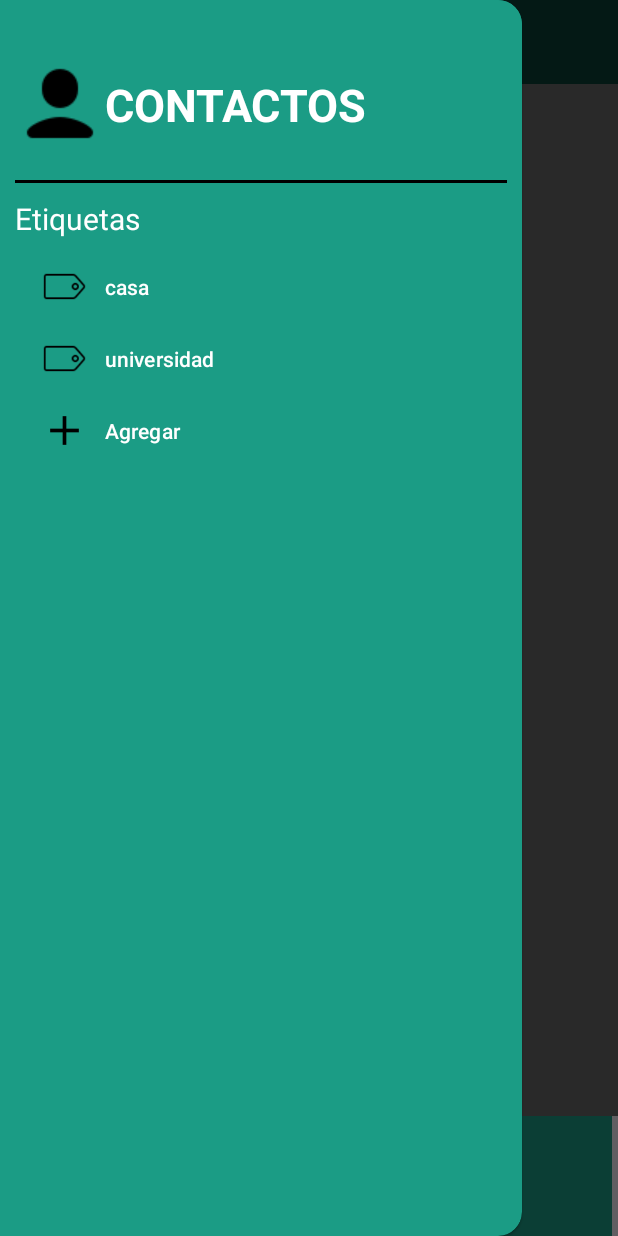
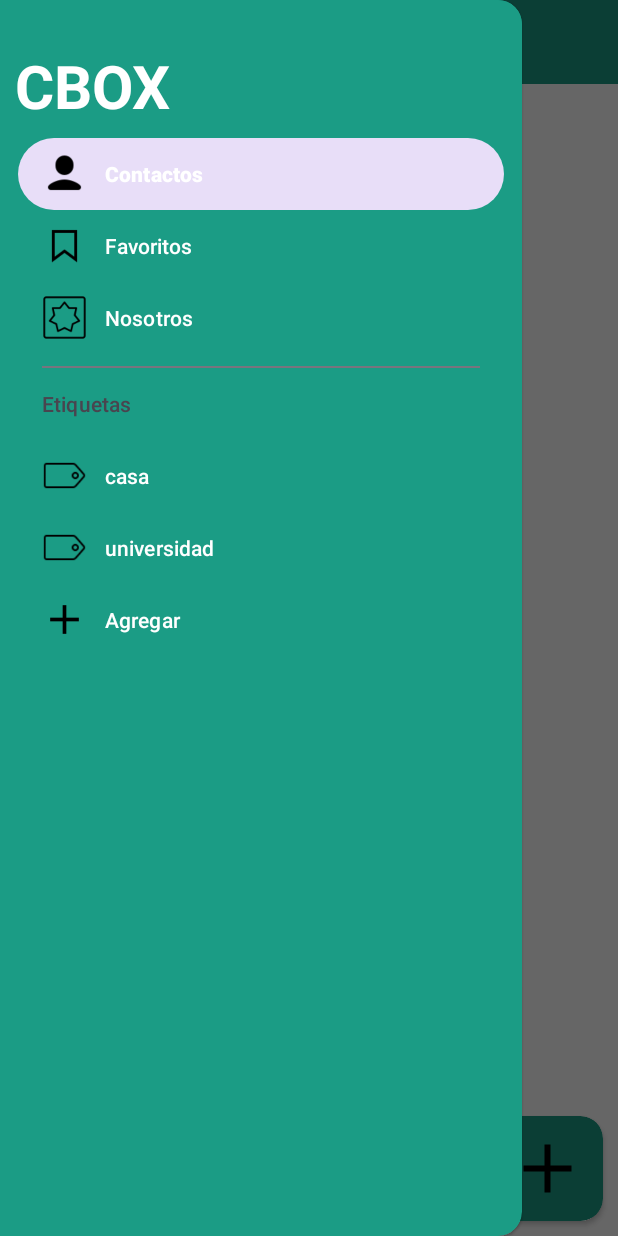
Before and after one commit to kevinmolinadev/gestor-de-contactos, an Android app: the screen it shows after launch (MainActivity), with the side drawer open, on a phone screen of 412 x 824 dp. Run offline under Robolectric (Android 15) with nearby library versions, the phone set to English and light mode, and no system bars.

Commit message:
Mejoras y refactorizacion de las pantallas

```diff
--- a/app/src/main/java/com/example/gestorcontactos/MainActivity.java
+++ b/app/src/main/java/com/example/gestorcontactos/MainActivity.java
@@ -24,10 +24,10 @@ import com.example.gestorcontactos.Pantallas.tag;
 import com.google.android.material.bottomnavigation.BottomNavigationView;
 import com.google.android.material.navigation.NavigationView;
 
-public class MainActivity extends AppCompatActivity implements SearchView.OnQueryTextListener{
+public class MainActivity extends AppCompatActivity implements SearchView.OnQueryTextListener, NavigationView.OnNavigationItemSelectedListener{
     DrawerLayout drawerLayout;
     NavigationView navigationView;
-    BottomNavigationView bottomNavigationView;
+    //BottomNavigationView bottomNavigationView;
     Toolbar toolbar;
     SearchView search;
 
@@ -39,7 +39,7 @@ public class MainActivity extends AppCompatActivity implements SearchView.OnQuer
         busqueda();
     }
     public void Inicio() {
-        bottomNavigationView = findViewById(R.id.bottomNavigationView);
+        //bottomNavigationView = findViewById(R.id.bottomNavigationView);
         drawerLayout = findViewById(R.id.drawer_layout);
         navigationView = findViewById(R.id.nav_view);
         toolbar = findViewById(R.id.toolbar);
@@ -48,9 +48,11 @@ public class MainActivity extends AppCompatActivity implements SearchView.OnQuer
                 R.string.close);
         drawerLayout.addDrawerListener(toggle);
         toggle.syncState();
-
+        navigationView.setNavigationItemSelectedListener(this);
         replaceFragment(new contactos());
-        bottomNavigationView.setOnItemSelectedListener(item -> {
+        navigationView.setCheckedItem(R.id.contact);
+        //replaceFragment(new contactos());
+        /*bottomNavigationView.setOnItemSelectedListener(item -> {
             int itemId = item.getItemId();
             if (itemId == R.id.contact) {
                 replaceFragment(new contactos());
@@ -58,10 +60,28 @@ public class MainActivity extends AppCompatActivity implements SearchView.OnQuer
                 replaceFragment(new favorite());
             }
             return true;
-        });
+        });*/
     }
-    /*getSupportFragmentManager().beginTransaction().replace(R.id.drawer_layout, new tag()).commit();
-            navigationView.setCheckedItem(R.id.casa);*/
+    @Override
+    public boolean onNavigationItemSelected(@NonNull MenuItem item) {
+        int itemId = item.getItemId();
+        if (itemId == R.id.contact) {
+            replaceFragment(new contactos());
+        } else if (itemId == R.id.favorite) {
+            getSupportFragmentManager().beginTransaction().replace(R.id.fragment_container, new favorite()).commit();
+        } else if (itemId == R.id.about_us) {
+            getSupportFragmentManager().beginTransaction().replace(R.id.fragment_container, new about_us()).commit();
+        } else if (itemId == R.id.casa) {
+            Toast.makeText(this, "Casa", Toast.LENGTH_SHORT).show();
+        } else if (itemId == R.id.universidad) {
+            Toast.makeText(this, "Universidad", Toast.LENGTH_SHORT).show();
+        } else if (itemId == R.id.add_tag) {
+            getSupportFragmentManager().beginTransaction().replace(R.id.drawer_layout, new tag()).commit();
+        }
+        drawerLayout.closeDrawer(GravityCompat.START);
+        return true;
+    }
+
     private void replaceFragment(Fragment fragment) {
         FragmentManager fragmentManager = getSupportFragmentManager();
         FragmentTransaction fragmentTransaction = fragmentManager.beginTransaction();
@@ -76,7 +96,7 @@ public class MainActivity extends AppCompatActivity implements SearchView.OnQuer
 
     @Override
     public boolean onQueryTextSubmit(String query) {
-        System.out.println("Texto de búsqueda: " + query);
+        Toast.makeText(this, query, Toast.LENGTH_SHORT).show();
         return true;
     }
 
@@ -89,6 +109,12 @@ public class MainActivity extends AppCompatActivity implements SearchView.OnQuer
         Fragment fragment = getSupportFragmentManager().findFragmentById(R.id.drawer_layout);
         if (fragment != null) {
             getSupportFragmentManager().beginTransaction().remove(fragment).commit();
+            replaceFragment(new contactos());
+            navigationView.setCheckedItem(R.id.contact);
+
         }
     }
+    public void add_contact(View view){
+        Toast.makeText(this, "Agregar contacto", Toast.LENGTH_SHORT).show();
+    }
 }
--- a/app/src/main/res/layout/activity_main.xml
+++ b/app/src/main/res/layout/activity_main.xml
@@ -8,6 +8,7 @@
     android:id="@+id/drawer_layout"
     android:fitsSystemWindows="true"
     tools:openDrawer="start"
+    android:background="@color/white"
     tools:context=".MainActivity">
 
     <LinearLayout
@@ -40,8 +41,24 @@
             android:id="@+id/fragment_container"
             android:layout_width="match_parent"
             android:background="@color/white"
-            android:layout_height="match_parent"/>
-
+            android:layout_weight="1"
+            android:layout_height="0dp">
+        </FrameLayout>
+        <androidx.cardview.widget.CardView
+            android:layout_width="wrap_content"
+            android:layout_height="wrap_content"
+            android:backgroundTint="@color/bg"
+            android:layout_gravity="end"
+            android:layout_marginRight="10dp"
+            android:layout_marginBottom="10dp"
+            app:cardCornerRadius="15dp">
+            <ImageButton
+                android:layout_width="wrap_content"
+                android:layout_height="wrap_content"
+                android:backgroundTint="@color/bg"
+                android:onClick="add_contact"
+                app:srcCompat="@drawable/agregar" />
+        </androidx.cardview.widget.CardView>
     </LinearLayout>
 
     <com.google.android.material.navigation.NavigationView
@@ -56,7 +73,7 @@
         app:itemIconSize="30dp"
         app:itemTextColor="@color/white"/>
 
-    <androidx.coordinatorlayout.widget.CoordinatorLayout
+    <!--<androidx.coordinatorlayout.widget.CoordinatorLayout
         android:layout_width="match_parent"
         android:layout_height="match_parent">
 
@@ -77,6 +94,6 @@
                 app:menu="@menu/horizontal" />
 
         </com.google.android.material.bottomappbar.BottomAppBar>
-    </androidx.coordinatorlayout.widget.CoordinatorLayout>
+    </androidx.coordinatorlayout.widget.CoordinatorLayout>-->
 
 </androidx.drawerlayout.widget.DrawerLayout>
--- a/app/src/main/res/layout/menu_vertical_header.xml
+++ b/app/src/main/res/layout/menu_vertical_header.xml
@@ -15,27 +15,22 @@
             android:layout_width="match_parent"
             android:layout_height="wrap_content"
             android:orientation="horizontal"
-            android:paddingVertical="20dp"
+            android:paddingTop="10dp"
             android:gravity="center_vertical"
             tools:layout_editor_absoluteX="1dp"
             tools:layout_editor_absoluteY="1dp">
-            <ImageView
-                android:id="@+id/imageView"
-                android:layout_width="wrap_content"
-                android:layout_height="wrap_content"
-                app:srcCompat="@drawable/contacto"/>
+
             <TextView
                 android:id="@+id/textView"
                 android:layout_width="wrap_content"
                 android:layout_height="wrap_content"
                 android:layout_weight="1"
-                android:textSize="30dp"
+                android:textSize="40dp"
                 android:textStyle="bold"
                 android:textColor="@color/white"
-                android:text="CONTACTOS" />
+                android:text="CBOX" />
         </LinearLayout>
-
-        <LinearLayout
+        <!--<LinearLayout
             android:layout_width="match_parent"
             android:layout_height="2dp"
             android:background="@color/black"
@@ -50,8 +45,7 @@
             android:textSize="20dp"
             android:paddingTop="10dp"
             android:textColor="@color/white"
-            android:text="Etiquetas" />
-
+            android:text="Etiquetas" />-->
     </LinearLayout>
 
 
--- a/app/src/main/res/menu/horizontal.xml
+++ /dev/null
@@ -1,17 +0,0 @@
-<?xml version="1.0" encoding="utf-8"?>
-<menu xmlns:app="http://schemas.android.com/apk/res-auto"
-    xmlns:android="http://schemas.android.com/apk/res/android">
-
-    <item android:title="Contactos"
-        android:id="@+id/contact"
-        android:icon="@drawable/contacto"
-        />
-    <item android:title="Favoritos"
-        android:id="@+id/favorite"
-        android:icon="@drawable/favoritos"
-        />
-    <!--<item android:title="Nosotros"
-        android:id="@+id/about_us"
-        android:icon="@drawable/informacion"
-        />-->
-</menu>
--- a/app/src/main/res/menu/vertical.xml
+++ b/app/src/main/res/menu/vertical.xml
@@ -1,8 +1,28 @@
 <?xml version="1.0" encoding="utf-8"?>
-<menu xmlns:app="http://schemas.android.com/apk/res-auto"
+<menu
     xmlns:android="http://schemas.android.com/apk/res/android"
     xmlns:tools="http://schemas.android.com/tools"
     tools:showIn="navigation_view">
+    <group
+        android:checkableBehavior="single">
+        <item android:title="Contactos"
+            android:id="@+id/contact"
+            android:icon="@drawable/contacto"
+            />
+        <item android:title="Favoritos"
+            android:id="@+id/favorite"
+            android:icon="@drawable/favoritos"
+            />
+        <item android:title="Nosotros"
+            android:id="@+id/about_us"
+            android:icon="@drawable/informacion"
+            />
+    </group>
+    <item
+        android:title="Etiquetas">
+        <menu>
+            <group
+                android:checkableBehavior="single">
                 <item
                     android:id="@+id/casa"
                     android:icon="@drawable/tag"
@@ -15,4 +35,8 @@
                     android:id="@+id/add_tag"
                     android:icon="@drawable/agregar"
                     android:title="Agregar"/>
+            </group>
+
         </menu>
+    </item>
+</menu>
```
Lines whose indentation alone changed are shown as unchanged.
